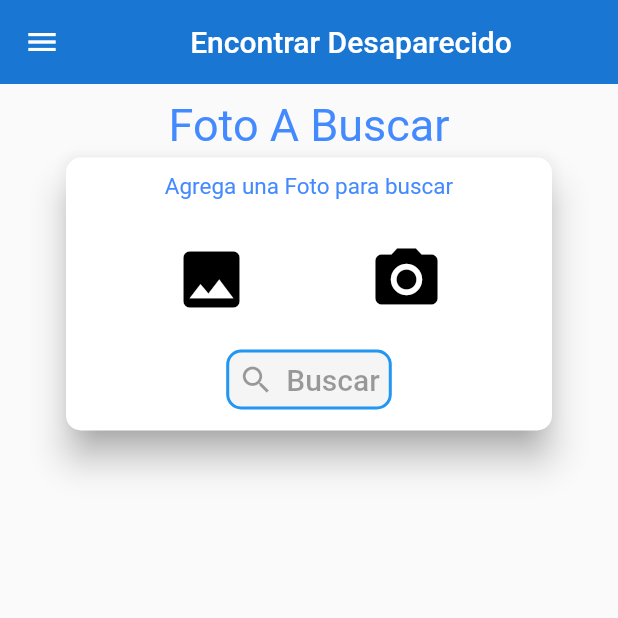
After one commit to andreschilva1/reconocimiento-facial-movil, a Flutter app: the EncontrarDesaparecidoScreen screen opened by its route, after a tap on the "camera alt" icon, on a phone screen of 412 x 824 dp, the top half of it. The commit adds this screen. Run offline on Flutter 3.47's test engine with Material 2 defaults, Android fonts, the phone set to English and light mode, and no system bars; our stand-ins replace flutter_local_notifications, flutter_secure_storage, image_picker, socket_io_client; accounts and stored records are empty; network calls fail.

Commit message:
encontrar desaparecido completado

```diff
--- a/lib/main.dart
+++ b/lib/main.dart
@@ -2,6 +2,7 @@ import 'package:flutter/material.dart';
 import 'package:flutter_secure_storage/flutter_secure_storage.dart';
 import 'package:provider/provider.dart';
 import 'package:sw2_parcial1_movil/routes/app_routes.dart';
+import 'package:sw2_parcial1_movil/services/reconocimiento_service.dart';
 import 'package:sw2_parcial1_movil/services/services.dart';
 import 'package:sw2_parcial1_movil/theme/app_theme.dart';
 
@@ -17,6 +18,7 @@ class AppState extends StatelessWidget {
       providers: [
         ChangeNotifierProvider(create: (_) => AuthService()),
         ChangeNotifierProvider(create: (_) => PersonaDesaparecidaService()),
+        ChangeNotifierProvider(create: (_) => ReconocimientoService()),
         ],
       child:const MyApp(),
     );
--- a/lib/models/persona_desaparecida.dart
+++ b/lib/models/persona_desaparecida.dart
@@ -48,7 +48,7 @@ class PersonaDesaparecida {
         "descripcion": descripcion,
         "edad": edad,
         "sexo": sexo,
-        "user_id": userId,
+        "userId": userId,
         "fotos": fotos,
       };
 
--- a/lib/routes/app_routes.dart
+++ b/lib/routes/app_routes.dart
@@ -3,12 +3,14 @@ import 'package:sw2_parcial1_movil/models/ruta.dart';
 import 'package:sw2_parcial1_movil/screens/screens.dart';
 
 class AppRoutes {
-  static const initialRoute = 'home';
+  static const initialRoute = 'checkAuth';
 
   static final routes = <Ruta>[
     Ruta(name: 'Home', icon: Icons.home, route: 'home', screen: const HomeScreen()),
     Ruta(name: 'Mis Desaparecidos', icon: Icons.people_outline , route: 'misDesaparecidos', screen: const MiDesaparecidoScreen()),
+    Ruta(name: 'Encontrar Desaparecido', icon: Icons.search, route: 'buscarDesaparecido', screen: const EncontrarDesaparecidoScreen()),
   ];
+
 
   static Map<String, Widget Function(BuildContext)> getAppRoutes() {
     Map<String, Widget Function(BuildContext)> appRoutes = {};
--- /dev/null
+++ b/lib/screens/encontrar_desaparecido_screen.dart
@@ -0,0 +1,249 @@
+import 'dart:io';
+
+import 'package:flutter/material.dart';
+import 'package:provider/provider.dart';
+import 'package:sw2_parcial1_movil/models/persona_desaparecida.dart';
+import 'package:sw2_parcial1_movil/services/services.dart';
+import 'package:sw2_parcial1_movil/utils/utils.dart';
+import 'package:sw2_parcial1_movil/widgets/widgets.dart';
+
+class EncontrarDesaparecidoScreen extends StatefulWidget {
+  const EncontrarDesaparecidoScreen({Key? key}) : super(key: key);
+
+  @override
+  State<EncontrarDesaparecidoScreen> createState() =>
+      _EncontrarDesaparecidoScreenState();
+}
+
+class _EncontrarDesaparecidoScreenState
+    extends State<EncontrarDesaparecidoScreen> {
+
+  File? foto;
+  PersonaDesaparecida? personaDesaparecida;
+  final _scrollController = ScrollController();
+
+
+  @override
+  Widget build(BuildContext context) {
+    ReconocimientoService reeconocimientoService =
+        Provider.of<ReconocimientoService>(context);
+
+    return Scaffold(
+      drawer: const SidebarDrawer(),
+      appBar: AppBar(
+        title: const Center(
+          child: Text('Encontrar Desaparecido'),
+        ),
+      ),
+      body: SingleChildScrollView(
+        controller: _scrollController,
+        padding: const EdgeInsets.symmetric(horizontal: 20, vertical: 10),
+        child: Column(
+          children: [
+            const Text(
+              'Foto A Buscar',
+              style: TextStyle(
+                color: Colors.blueAccent,
+                fontSize: 30,
+              ),
+            ),
+            Container(
+              width: double.infinity,
+              padding: const EdgeInsets.symmetric(horizontal: 20),
+              child: Card(
+                clipBehavior: Clip.antiAlias,
+                shape: const RoundedRectangleBorder(
+                  borderRadius: BorderRadius.all(Radius.circular(10)),
+                ),
+                elevation: 10,
+                shadowColor: Colors.grey,
+                child: Column(
+                  children: [
+                    foto != null
+                        ? Container(
+                            alignment: Alignment.center,
+                            child: Image.file(
+                              foto!,
+                              width: double.infinity,
+                              height: 230,
+                              fit: BoxFit.cover,
+                            ),
+                          )
+                        : const Padding(
+                            padding: EdgeInsets.only(top: 10),
+                            child: Text('Agrega una Foto para buscar',
+                                style: TextStyle(
+                                    fontSize: 15, color: Colors.blueAccent)),
+                          ),
+                    const SizedBox(height: 20),
+                    Row(
+                      mainAxisAlignment: MainAxisAlignment.spaceEvenly,
+                      children: [
+                        TextButton(
+                          onPressed: () async {
+                            try {
+                              foto = await pickImageFromGallery();
+                              setState(() {});
+                            } catch (e) {
+                              if (mounted) {
+                                showBottomAlert(
+                                  context: context,
+                                  message: 'Error al subir la foto',
+                                );
+                              }
+                            }
+                          },
+                          child: const Icon(
+                            Icons.image,
+                            size: 50,
+                            color: Colors.black,
+                          ),
+                        ),
+                        TextButton(
+                          onPressed: () async{
+                            try {
+                              foto = await pickImageFromCamera();
+                              setState(() {});
+                            } catch (e) {
+                              if (mounted) {
+                                showBottomAlert(
+                                  context: context,
+                                  message: 'Error al subir la foto',
+                                );
+                              }
+                            }
+
+                          },
+                          child: const Icon(
+                            Icons.camera_alt,
+                            size: 50,
+                            color: Colors.black,
+                          ),
+                        ),
+                      ],
+                    ),
+                    Padding(
+                      padding: const EdgeInsets.symmetric(vertical: 10),
+                      child: TextButton.icon(
+                        style: TextButton.styleFrom(
+                          foregroundColor: Colors.blue.shade800,
+                          backgroundColor: Colors.grey.shade100,
+                          shape: RoundedRectangleBorder(
+                            borderRadius: BorderRadius.circular(10),
+                          ),
+                          side: const BorderSide(
+                            color: Colors.blue,
+                            width: 2,
+                          ),
+                        ),
+                        icon: reeconocimientoService.isLoading
+                            ? const CircularProgressIndicator(
+                                color: Colors.blue,
+                              )
+                            : const Icon(
+                                Icons.search,
+                              ),
+                        label: Text(
+                          reeconocimientoService.isLoading
+                              ? 'Buscando...'
+                              : 'Buscar',
+                          style: const TextStyle(
+                            fontSize: 20,
+                          ),
+                        ),
+                        onPressed: (reeconocimientoService.isLoading || foto == null)
+                            ? null
+                            : () async {
+                                personaDesaparecida = null;
+                                personaDesaparecida =
+                                    await reeconocimientoService
+                                        .reconocerPersona(imageFile: foto!);
+
+                                if (personaDesaparecida != null) {
+                                  //esperar 1 segundos antes de hacer scroll
+                                  await Future.delayed(
+                                      const Duration(seconds: 1));
+                                  _scrollController.animateTo(
+                                    _scrollController.position.maxScrollExtent,
+                                    duration: const Duration(milliseconds: 500),
+                                    curve: Curves.easeOut,
+                                  );
+
+                                  if (mounted) {
+                                    showBottomAlert(
+                                        context: context,
+                                        message: 'Persona Encontrada!',
+                                        color: Colors.green.shade600);
+                                  }
+                                } else {
+                                  if (mounted) {
+                                    showBottomAlert(
+                                      context: context,
+                                      message: 'Persona no encontrada',
+                                    );
+                                  }
+                                }
+                              },
+                      ),
+                    ),
+                  ],
+                ),
+              ),
+            ),
+            const SizedBox(
+              height: 20,
+            ),
+            if (personaDesaparecida != null)
+              Container(
+                width: double.infinity,
+                padding: const EdgeInsets.symmetric(horizontal: 20),
+                child: Column(
+                  children: [
+                    const Text(
+                      'Persona Encontrada!',
+                      style: TextStyle(
+                        color: Colors.blueAccent,
+                        fontSize: 30,
+                      ),
+                    ),
+                    CardPersona(
+                      imageUrl: personaDesaparecida!.fotos[0]['url'],
+                      name: personaDesaparecida!.nombre,
+                      edad: personaDesaparecida!.edad,
+                      sexo: personaDesaparecida!.sexo,
+                      description: personaDesaparecida!.descripcion,
+                    ),
+                    TextButton.icon(
+                      style: TextButton.styleFrom(
+                        foregroundColor: Colors.blue.shade800,
+                        backgroundColor: Colors.grey.shade100,
+                        shape: RoundedRectangleBorder(
+                          borderRadius: BorderRadius.circular(10),
+                        ),
+                        side: const BorderSide(
+                          color: Colors.blue,
+                          width: 2,
+                        ),
+                      ),
+                      icon: const Icon(
+                        Icons.notification_important,
+                      ),
+                      label: const Text(
+                        'Notificar a la familia',
+                        style: TextStyle(
+                          fontSize: 20,
+                        ),
+                      ),
+                      onPressed: () {
+                        socket.emit('notificar-desaparecido', personaDesaparecida!);
+                      },
+                    )
+                  ],
+                ),
+              ),
+          ],
+        ),
+      ),
+    );
+  }
+}
--- a/lib/screens/login_screen.dart
+++ b/lib/screens/login_screen.dart
@@ -5,6 +5,7 @@ import 'package:sw2_parcial1_movil/services/services.dart';
 import 'package:sw2_parcial1_movil/theme/app_theme.dart';
 import 'package:sw2_parcial1_movil/utils/utils.dart';
 import 'package:sw2_parcial1_movil/widgets/widgets.dart';
+import 'package:sw2_parcial1_movil/services/notificacion_service.dart';
 
 class LoginScreen extends StatefulWidget {
   @override
--- a/lib/screens/screens.dart
+++ b/lib/screens/screens.dart
@@ -1,3 +1,4 @@
+export 'package:sw2_parcial1_movil/screens/encontrar_desaparecido_screen.dart';
 export 'package:sw2_parcial1_movil/screens/check_screen.dart';
 export 'package:sw2_parcial1_movil/screens/home_screen.dart';
 export 'package:sw2_parcial1_movil/screens/login_screen.dart';
--- a/lib/services/api_service.dart
+++ b/lib/services/api_service.dart
@@ -3,7 +3,7 @@ import 'package:http/http.dart' as http;
 import 'package:flutter_secure_storage/flutter_secure_storage.dart';
 
 
-  const String baseUrl = 'http://10.0.2.2:3000';
+  const String baseUrl = 'http://192.168.0.110:3000';
   const  FlutterSecureStorage _storage =  FlutterSecureStorage();
 
 
--- a/lib/services/image_picker_service.dart
+++ b/lib/services/image_picker_service.dart
@@ -17,3 +17,19 @@ Future<File?> pickImageFromGallery() async {
     throw 'error ocurrido en ImagePickerService: $error';
   }
 }
+
+Future<File?> pickImageFromCamera() async {
+  try {
+
+    final takeFile  = await picker.pickImage(source: ImageSource.camera);
+    if (takeFile != null) {
+      return File(takeFile.path);
+    } else {
+      return null;
+    }
+
+  } catch (error) {
+    print('Error al tomar la imagen: $error');
+    throw 'error ocurrido en pickImageFromCamera: $error';
+  }
+}
--- /dev/null
+++ b/lib/services/notificacion_service.dart
@@ -0,0 +1,25 @@
+import 'package:socket_io_client/socket_io_client.dart' as socket_io;
+import 'package:sw2_parcial1_movil/models/models.dart';
+import 'package:sw2_parcial1_movil/services/api_service.dart';
+import 'package:sw2_parcial1_movil/services/services.dart';
+
+
+AuthService authService = AuthService();
+
+final socket = socket_io.io(baseUrl, <String, dynamic>{
+  'transports': ['websocket'],
+  'autoConnect': false,
+});
+
+conectarseAlSocket() async {
+  try {
+    User user = await authService.readUser();
+
+    socket.connect();
+    //emitiendo un evento
+    socket.emit('autenticar', user.id);
+  } catch (e) {
+    print(e);
+  }
+
+}
--- a/lib/services/persona_desaparecida_service.dart
+++ b/lib/services/persona_desaparecida_service.dart
@@ -14,7 +14,7 @@ class PersonaDesaparecidaService extends ChangeNotifier {
   Future<List<PersonaDesaparecida>> getpersonasDesaparecidas() async {
     try {
       final response = await api_service.get('api/personasDesaparecidas');
-      //print(response.body);
+      print(response.body);
       if (response.statusCode == 200) {
         final List<PersonaDesaparecida> personasDesaparecidas = personasDesaparecidasFromJson(response.body);
         return personasDesaparecidas;
--- a/lib/services/services.dart
+++ b/lib/services/services.dart
@@ -1,3 +1,5 @@
 export 'package:sw2_parcial1_movil/services/persona_desaparecida_service.dart';
 export  'package:sw2_parcial1_movil/services/auth_services.dart';
 export 'package:sw2_parcial1_movil/services/image_picker_service.dart';
+export 'package:sw2_parcial1_movil/services/reconocimiento_service.dart';
+export 'package:sw2_parcial1_movil/services/notificacion_service.dart';
--- a/lib/widgets/logo.dart
+++ b/lib/widgets/logo.dart
@@ -22,7 +22,7 @@ class LogoHeader extends StatelessWidget
         ),
         child: Align(
           alignment: Alignment.center,
-          child: Text('FINDME', style: TextStyle(fontSize: 21, fontWeight: FontWeight.bold, color: AppTheme.primaryColor))
+          child: Text('FINDME', style: TextStyle(fontSize: 18, fontWeight: FontWeight.bold, color: AppTheme.primaryColor))
         ),
       ),
     );
--- a/pubspec.yaml
+++ b/pubspec.yaml
@@ -31,10 +31,12 @@ dependencies:
   cupertino_icons: ^1.0.2
   flutter:
     sdk: flutter
+  flutter_local_notifications: ^16.1.0
   flutter_secure_storage: ^9.0.0
   http: ^1.1.0
   image_picker: ^1.0.4
   provider: ^6.0.5
+  socket_io_client: ^2.0.3+1
 
 dev_dependencies:
   flutter_lints: ^2.0.0
```
Also changed, not shown: lib/screens/check_screen.dart (+36 -1 lines), lib/services/auth_services.dart (+2 -5 lines), lib/services/reconocimiento_service.dart (added, +58 -0 lines), lib/utils/show_alert.dart (+21 -0 lines), pubspec.lock, 6 other files.
